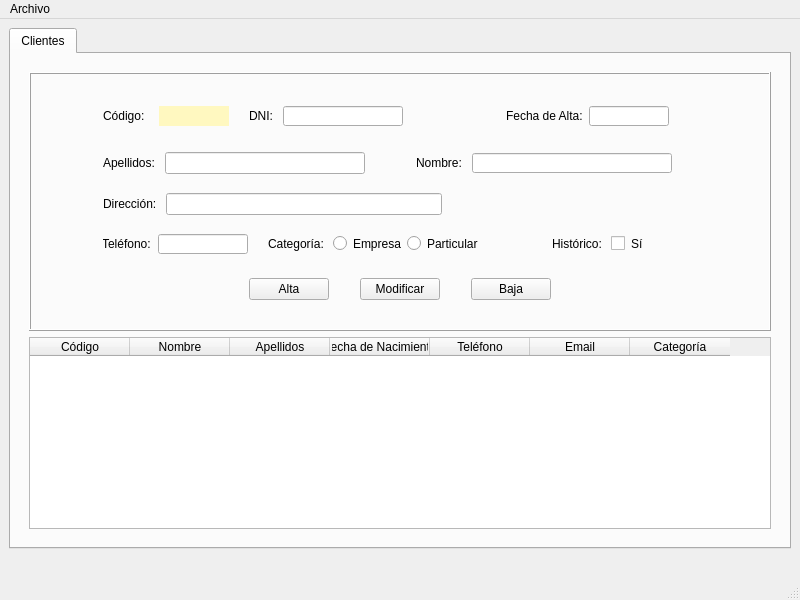
First picture: the form in Interfaces/Recuperacion/templates/MainWindow.ui, repository Cross048/DAM_2, before the edit.
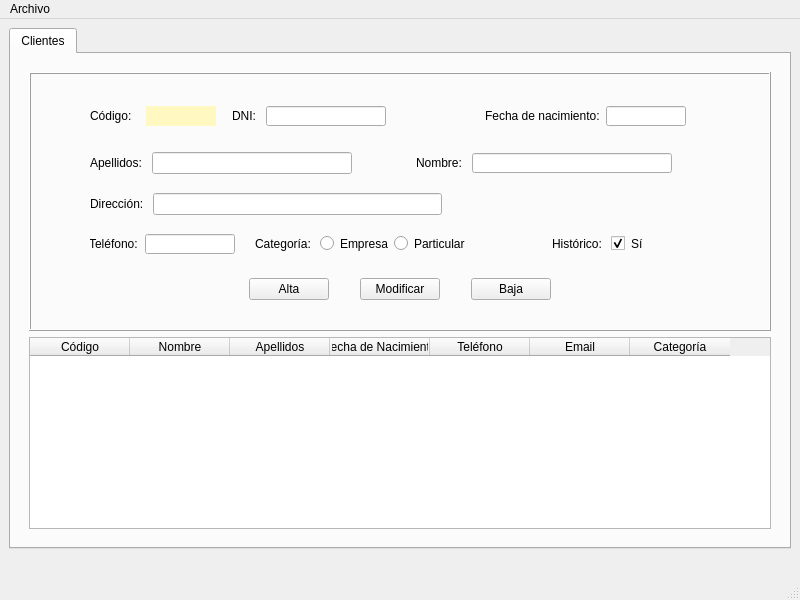
Second picture: the form after the edit. Icons and pictures are not drawn.

What changed in the file:
```diff
--- a/Interfaces/Recuperacion/templates/MainWindow.ui
+++ b/Interfaces/Recuperacion/templates/MainWindow.ui
@@ -255,7 +255,7 @@
                   <item row="0" column="9">
                    <widget class="QLabel" name="lblData">
                     <property name="text">
-                     <string>Fecha de Alta:</string>
+                     <string>Fecha de nacimiento:</string>
                     </property>
                    </widget>
                   </item>
@@ -860,6 +860,9 @@
                     <property name="text">
                      <string>Sí</string>
                     </property>
+                    <property name="checked">
+                     <bool>true</bool>
+                    </property>
                    </widget>
                   </item>
                   <item row="0" column="15">
```
Left out of the diff: 4 changed lines with no effect on the pictures.
